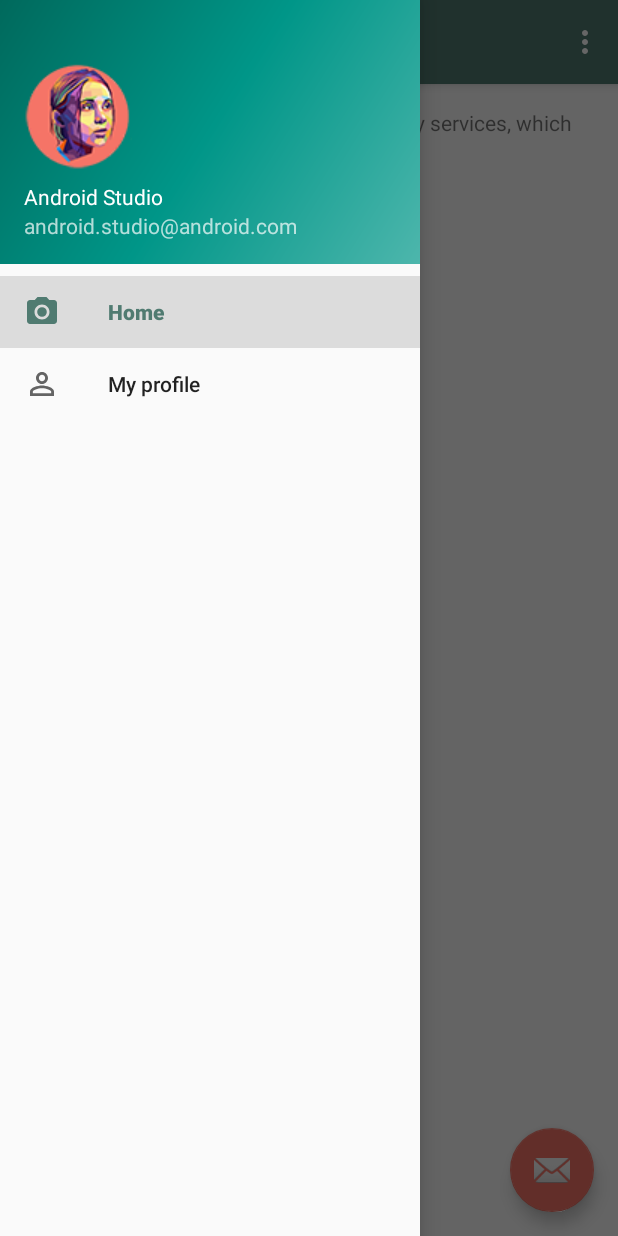
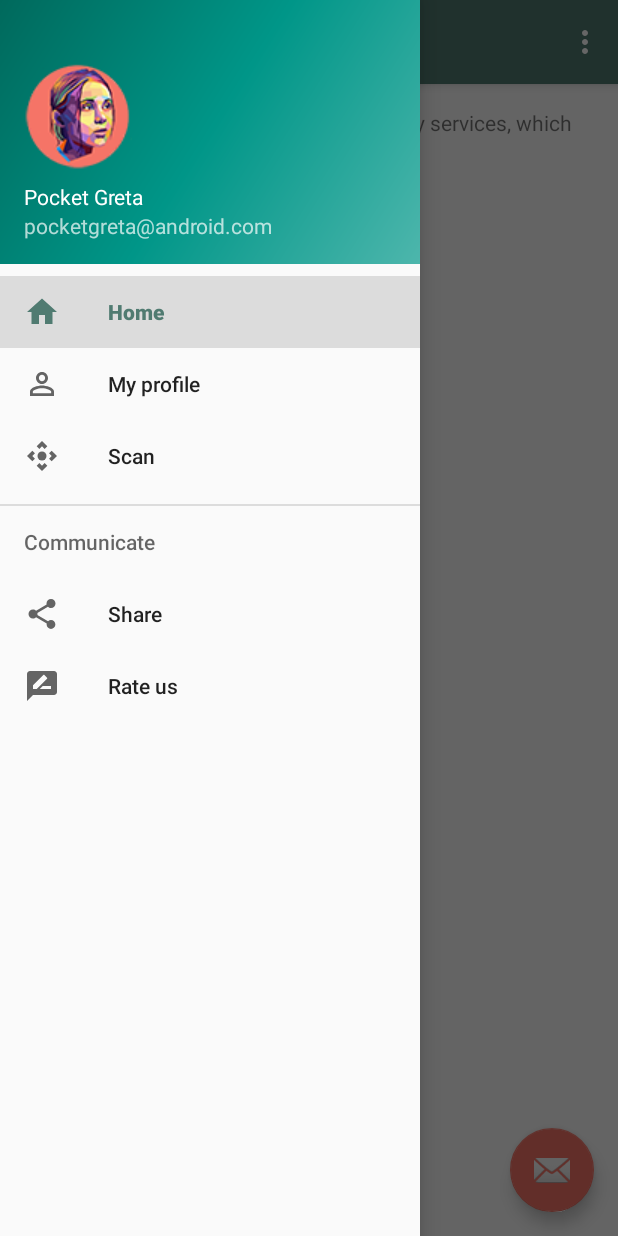
Before and after one commit to nelsonbighetti/PocketGreta, an Android app: the screen it shows after launch (MainActivity), with the side drawer open, on a phone screen of 412 x 824 dp. Run offline under Robolectric (Android 15) with nearby library versions, the light colour scheme and no system bars; our stand-ins replace Volley, navigation-ui; libraries missing offline, so code that uses them is left out: com.androidnetworking, com.androidnetworking.common, com.androidnetworking.error, com.androidnetworking.interfaces; Roboto replaces fonts that are not available here; 1 statement that could not run was skipped.

Commit message:
Redesigned main menu activity and fixed strings

```diff
--- a/Android/AppPocketGreta/app/src/main/res/drawable-xhdpi/ic_email_focused.xml
+++ b/Android/AppPocketGreta/app/src/main/res/drawable-xhdpi/ic_email_focused.xml
@@ -5,6 +5,6 @@
     android:viewportHeight="24"
     android:tint="?attr/colorControlNormal">
   <path
-      android:fillColor="@android:color/darker_gray"
+      android:fillColor="@color/bitterSweat"
       android:pathData="M20,4L4,4c-1.1,0 -1.99,0.9 -1.99,2L2,18c0,1.1 0.9,2 2,2h16c1.1,0 2,-0.9 2,-2L22,6c0,-1.1 -0.9,-2 -2,-2zM20,8l-8,5 -8,-5L4,6l8,5 8,-5v2z"/>
 </vector>
--- a/Android/AppPocketGreta/app/src/main/res/drawable-xhdpi/ic_lock_focused.xml
+++ b/Android/AppPocketGreta/app/src/main/res/drawable-xhdpi/ic_lock_focused.xml
@@ -1,5 +1,5 @@
 <vector android:height="24dp" android:tint="#6E6E6E"
     android:viewportHeight="24" android:viewportWidth="24"
     android:width="24dp" xmlns:android="http://schemas.android.com/apk/res/android">
-    <path android:fillColor="@android:color/darker_gray" android:pathData="M18,8h-1L17,6c0,-2.76 -2.24,-5 -5,-5S7,3.24 7,6v2L6,8c-1.1,0 -2,0.9 -2,2v10c0,1.1 0.9,2 2,2h12c1.1,0 2,-0.9 2,-2L20,10c0,-1.1 -0.9,-2 -2,-2zM12,17c-1.1,0 -2,-0.9 -2,-2s0.9,-2 2,-2 2,0.9 2,2 -0.9,2 -2,2zM15.1,8L8.9,8L8.9,6c0,-1.71 1.39,-3.1 3.1,-3.1 1.71,0 3.1,1.39 3.1,3.1v2z"/>
+    <path android:fillColor="@color/bitterSweat" android:pathData="M18,8h-1L17,6c0,-2.76 -2.24,-5 -5,-5S7,3.24 7,6v2L6,8c-1.1,0 -2,0.9 -2,2v10c0,1.1 0.9,2 2,2h12c1.1,0 2,-0.9 2,-2L20,10c0,-1.1 -0.9,-2 -2,-2zM12,17c-1.1,0 -2,-0.9 -2,-2s0.9,-2 2,-2 2,0.9 2,2 -0.9,2 -2,2zM15.1,8L8.9,8L8.9,6c0,-1.71 1.39,-3.1 3.1,-3.1 1.71,0 3.1,1.39 3.1,3.1v2z"/>
 </vector>
--- a/Android/AppPocketGreta/app/src/main/res/menu/activity_main_drawer.xml
+++ b/Android/AppPocketGreta/app/src/main/res/menu/activity_main_drawer.xml
@@ -6,11 +6,29 @@
     <group android:checkableBehavior="single">
         <item
             android:id="@+id/nav_home"
-            android:icon="@drawable/ic_menu_camera"
+            android:icon="@drawable/ic_menu_home"
             android:title="@string/menu_home" />
         <item
             android:id="@+id/nav_gallery"
             android:icon="@drawable/ic_perm_identity_black_24dp"
             android:title="@string/usercabbinet" />
+        <item
+            android:id="@+id/nav_scan"
+            android:icon="@drawable/ic_scan"
+            android:title="Scan"
+            />
     </group>
+
+    <item android:title="Communicate">
+        <menu>
+            <item
+                android:id="@+id/nav_share"
+                android:title="Share"
+                android:icon="@drawable/ic_menu_share"/>
+            <item
+                android:id="@+id/nav_rate"
+                android:title="Rate us"
+                android:icon="@drawable/ic_menu_rate"/>
+        </menu>
+    </item>
 </menu>
--- a/Android/AppPocketGreta/app/src/main/res/values/drawables.xml
+++ b/Android/AppPocketGreta/app/src/main/res/values/drawables.xml
@@ -3,6 +3,6 @@
     <item name="ic_menu_gallery" type="drawable">@android:drawable/ic_menu_gallery</item>
     <item name="ic_menu_slideshow" type="drawable">@android:drawable/ic_menu_slideshow</item>
     <item name="ic_menu_manage" type="drawable">@android:drawable/ic_menu_manage</item>
-    <item name="ic_menu_share" type="drawable">@android:drawable/ic_menu_share</item>
+    <item name="ic_nav_share" type="drawable">@android:drawable/ic_menu_share</item>
     <item name="ic_menu_send" type="drawable">@android:drawable/ic_menu_send</item>
 </resources>
--- a/Android/AppPocketGreta/app/src/main/res/values/strings.xml
+++ b/Android/AppPocketGreta/app/src/main/res/values/strings.xml
@@ -2,8 +2,8 @@
     <string name="app_name">Pocket Greta</string>
     <string name="navigation_drawer_open">Open navigation drawer</string>
     <string name="navigation_drawer_close">Close navigation drawer</string>
-    <string name="nav_header_title">Android Studio</string>
-    <string name="nav_header_subtitle">android.studio@android.com</string>
+    <string name="nav_header_title">Pocket Greta</string>
+    <string name="nav_header_subtitle">pocketgreta@android.com</string>
     <string name="nav_header_desc">Navigation header</string>
     <string name="action_settings">Settings</string>
     <string name="action_login">Login</string>
```
Also changed, not shown: Android/AppPocketGreta/app/src/main/res/drawable-v21/btn_rounded_corner.xml (+8 -5 lines), Android/AppPocketGreta/app/src/main/res/values-v21/styles.xml (+8 -0 lines).
